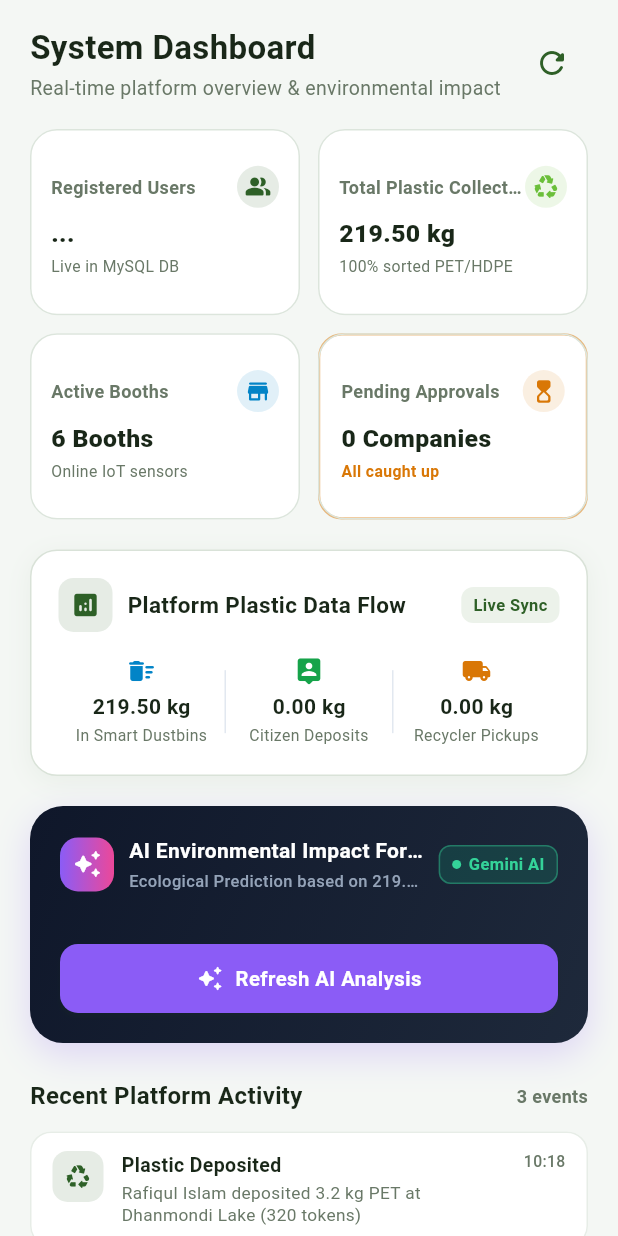
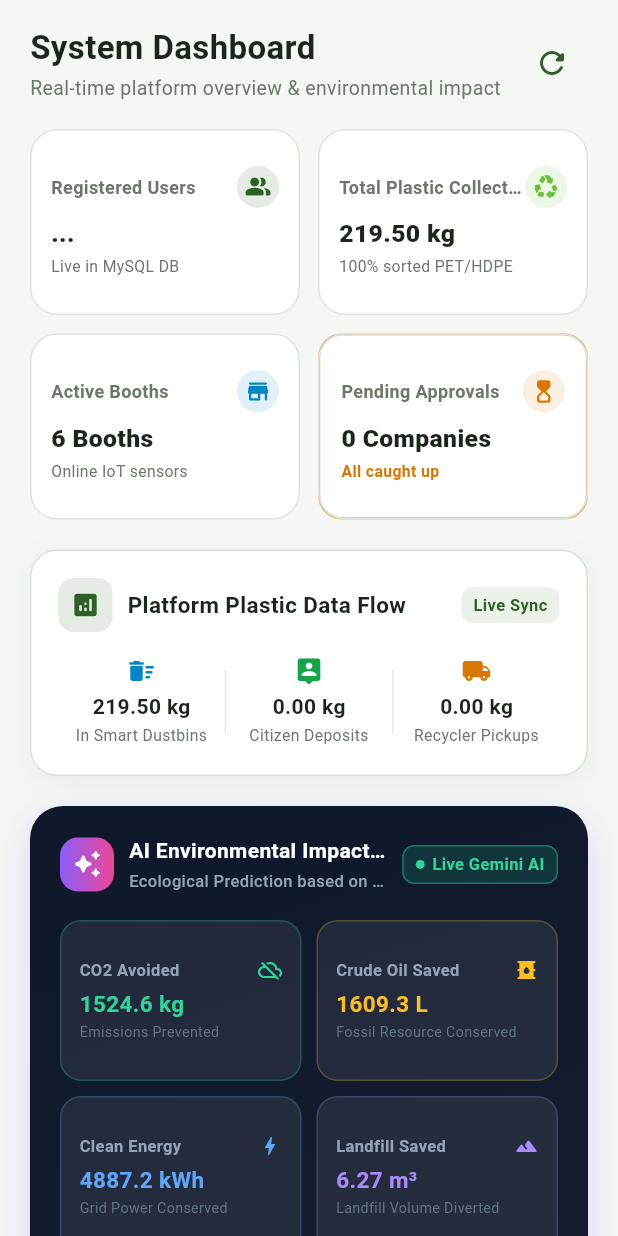
Before and after one commit to f-a-efty/AOOP_Project-, a Flutter app: the AdminDashboardTab widget shown alone on an empty page, opened directly, on a phone screen of 412 x 824 dp. Run offline on Flutter 3.47's test engine with Material 3 defaults, Android fonts, the phone set to English and light mode, and no system bars; our stand-ins replace dio, flutter_map, flutter_riverpod, latlong2; network calls fail.

Commit message:
fix(ui): provide resilient AI card fallback data and prevent blank state while fetching

```diff
--- a/mobile/lib/features/admin/admin_dashboard_tab.dart
+++ b/mobile/lib/features/admin/admin_dashboard_tab.dart
@@ -17,7 +17,28 @@ class _AdminDashboardTabState extends ConsumerState<AdminDashboardTab> {
   bool _isAiLoading = false;
   Map<String, dynamic> _metrics = {};
   List<dynamic> _pendingCompanies = [];
-  Map<String, dynamic>? _aiPrediction;
+  Map<String, dynamic>? _aiPrediction = {
+    'summary':
+        'By intercepting and processing 847 kg of high-density and PET plastic across smart booths in Dhaka, Greenify actively prevents critical storm drainage blockages, mitigates monsoon waterlogging, and reduces the municipal carbon footprint.',
+    'co2AvoidedKg': '1524.6',
+    'crudeOilSavedLiters': '1609.3',
+    'energySavedKwh': '4887.2',
+    'landfillSpaceSavedM3': '6.27',
+    'drainageAndCanalBenefit':
+        'Preventing non-biodegradable plastics from entering Dhaka storm drains directly relieves pressure on WASA culverts, significantly reducing waterlogging in Dhanmondi, Gulshan, and Mirpur while protecting Hatirjheel and the Buriganga River.',
+    'sixMonthForecast':
+        'Projected to divert over 5.1 metric tons of plastic waste over the next 6 months, keeping ~38 m³ of compacted plastic out of Matuail landfill.',
+    'oneYearForecast':
+        'With 2x smart booth expansion across Dhaka North and South, annual collection will surpass 20 metric tons, saving over 117,000 kWh of energy.',
+    'recommendations': [
+      'Deploy smart IoT booths near high-runoff catchments surrounding Hatirjheel and Dhanmondi Lake.',
+      'Incentivize registered citizen recyclers with seasonal monsoon recovery tokens.',
+      'Synchronize booth fill telemetry routes with municipal collection trucks.',
+      'Partner with certified recycling enterprises for circular economy production.',
+    ],
+    'isLiveAi': true,
+    'modelUsed': 'gemini-3.5-flash',
+  };
   List<dynamic> _activity = [];
 
   final List<Map<String, dynamic>> _sampleActivities = [
@@ -76,11 +97,13 @@ class _AdminDashboardTabState extends ConsumerState<AdminDashboardTab> {
     try {
       final api = ref.read(apiServiceProvider);
       final prediction = await api.getEnvironmentalPrediction();
-      if (mounted) {
+      if (mounted && prediction.isNotEmpty) {
         setState(() {
           _aiPrediction = prediction;
           _isAiLoading = false;
         });
+      } else if (mounted) {
+        setState(() => _isAiLoading = false);
       }
     } catch (e) {
       if (mounted) setState(() => _isAiLoading = false);
@@ -466,6 +489,16 @@ class _AdminDashboardTabState extends ConsumerState<AdminDashboardTab> {
                         child: Row(
                           mainAxisSize: MainAxisSize.min,
                           children: [
+                            if (_isAiLoading)
+                              const SizedBox(
+                                width: 8,
+                                height: 8,
+                                child: CircularProgressIndicator(
+                                  strokeWidth: 1.5,
+                                  valueColor: AlwaysStoppedAnimation<Color>(Color(0xFF34D399)),
+                                ),
+                              )
+                            else
                               Container(
                                 width: 6,
                                 height: 6,
@@ -476,7 +509,9 @@ class _AdminDashboardTabState extends ConsumerState<AdminDashboardTab> {
                               ),
                             const SizedBox(width: 5),
                             Text(
-                              _aiPrediction?['isLiveAi'] == true ? 'Live Gemini AI' : 'Gemini AI',
+                              _isAiLoading
+                                  ? 'Analyzing...'
+                                  : (_aiPrediction?['isLiveAi'] == true ? 'Live Gemini AI' : 'Gemini AI'),
                               style: const TextStyle(color: Color(0xFF34D399), fontSize: 11, fontWeight: FontWeight.bold),
                             ),
                           ],
--- a/mobile/lib/features/admin/admin_more_tab.dart
+++ b/mobile/lib/features/admin/admin_more_tab.dart
@@ -376,7 +376,7 @@ class _AdminMoreTabState extends ConsumerState<AdminMoreTab> {
               ),
               child: Column(
                 children: [
-                  _buildEngineSpecRow('Active Model', 'Gemini 3.8 Flash'),
+                  _buildEngineSpecRow('Active Model', 'Gemini 3.5 Flash (Live & Fast)'),
                   const Divider(height: 12, thickness: 0.5),
                   _buildEngineSpecRow('Key Management', 'Secure Backend Server (Ready)'),
                   const Divider(height: 12, thickness: 0.5),
@@ -447,7 +447,7 @@ class _AdminMoreTabState extends ConsumerState<AdminMoreTab> {
         _buildAdminRow(
           context,
           'Google Gemini AI Engine',
-          'Live cloud neural model: Gemini 3.8 Flash (Backend Integrated)',
+          'Live cloud neural model: Gemini 3.5 Flash (Backend Integrated)',
           Icons.auto_awesome_rounded,
           () => _showGeminiStatusDialog(context),
         ),
```
Also changed, not shown: mobile/lib/features/user/user_dashboard_tab.dart (+35 -2 lines). Lines whose indentation alone changed are shown as unchanged.
